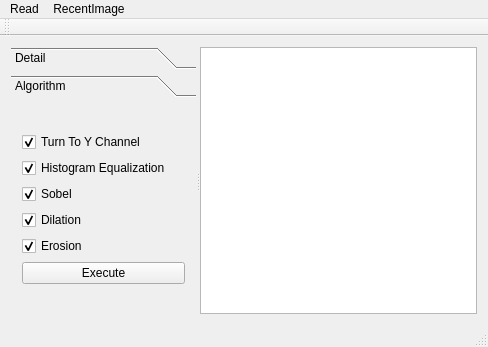
The window that mainwindow.ui (newhandfun/NTNU_PatternRecognition_LicencePlateRecognition) describes before a commit, drawn with Qt 5.
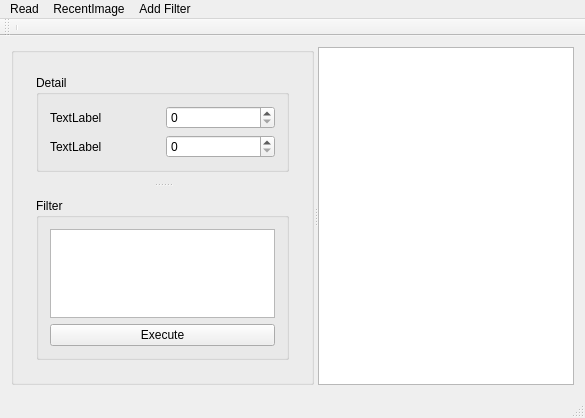
The same window after the commit. The open tabs and pages were chosen to show the change.

Commit message:
20180520newUI,filter detail
debug:
erosion/dilation's bug
.
bug:
if add new algorithm and then select it,
will cause program crash.

The edit to the form file:
```diff
--- a/mainwindow.ui
+++ b/mainwindow.ui
@@ -6,8 +6,8 @@
    <rect>
     <x>0</x>
     <y>0</y>
-    <width>488</width>
-    <height>347</height>
+    <width>585</width>
+    <height>418</height>
    </rect>
   </property>
   <property name="windowTitle">
@@ -32,88 +32,64 @@
       <property name="orientation">
        <enum>Qt::Horizontal</enum>
       </property>
-      <widget class="QToolBox" name="tbox">
-       <property name="frameShadow">
-        <enum>QFrame::Raised</enum>
-       </property>
-       <widget class="QWidget" name="tboxpage_detail">
-        <attribute name="label">
-         <string>Detail</string>
-        </attribute>
-        <widget class="QWidget" name="verticalLayoutWidget">
-         <property name="geometry">
-          <rect>
-           <x>10</x>
-           <y>0</y>
-           <width>191</width>
-           <height>221</height>
-          </rect>
-         </property>
-         <layout class="QVBoxLayout" name="vlayout_detail"/>
-        </widget>
-       </widget>
-       <widget class="QWidget" name="tboxpage_algo" native="true">
-        <property name="whatsThis">
-         <string>&lt;html&gt;&lt;head/&gt;&lt;body&gt;&lt;p&gt;1&lt;/p&gt;&lt;/body&gt;&lt;/html&gt;</string>
-        </property>
-        <attribute name="label">
-         <string>Algorithm</string>
-        </attribute>
+      <widget class="QGroupBox" name="tbox">
         <layout class="QVBoxLayout" name="verticalLayout_2">
          <item>
-          <layout class="QVBoxLayout" name="vlayout_algo">
+         <widget class="QSplitter" name="splitter_2">
+          <property name="orientation">
+           <enum>Qt::Vertical</enum>
+          </property>
+          <widget class="QWidget" name="verticalLayoutWidget">
+           <layout class="QVBoxLayout" name="vlayout_detail">
            <item>
-            <widget class="QCheckBox" name="cbox_YTrans">
-             <property name="text">
-              <string>Turn To Y Channel</string>
-             </property>
-             <property name="checked">
-              <bool>true</bool>
-             </property>
-            </widget>
-           </item>
+             <widget class="QGroupBox" name="gbox_detail">
+              <property name="title">
+               <string>Detail</string>
+              </property>
+              <layout class="QVBoxLayout" name="verticalLayout_4">
            <item>
-            <widget class="QCheckBox" name="cbox_HE">
+                <layout class="QHBoxLayout" name="horizontalLayout">
+                 <item>
+                  <widget class="QLabel" name="lbl_detail_1">
              <property name="text">
-              <string>Histogram Equalization</string>
-             </property>
-             <property name="checked">
-              <bool>true</bool>
-             </property>
+                    <string>TextLabel</string>
+                   </property>
             </widget>
            </item>
            <item>
-            <widget class="QCheckBox" name="cbox_sobel">
+                  <widget class="QSpinBox" name="sbox_detail_1"/>
+                 </item>
+                </layout>
+               </item>
+               <item>
+                <layout class="QHBoxLayout" name="horizontalLayout_2">
+                 <item>
+                  <widget class="QLabel" name="lbl_detail_2">
              <property name="text">
-              <string>Sobel</string>
-             </property>
-             <property name="checked">
-              <bool>true</bool>
-             </property>
+                    <string>TextLabel</string>
+                   </property>
             </widget>
            </item>
            <item>
-            <widget class="QCheckBox" name="cbox_dilation">
-             <property name="text">
-              <string>Dilation</string>
-             </property>
-             <property name="checked">
-              <bool>true</bool>
-             </property>
-            </widget>
-           </item>
+                  <widget class="QSpinBox" name="sbox_detail_2"/>
+                 </item>
+                </layout>
+               </item>
+              </layout>
+             </widget>
+            </item>
+           </layout>
+          </widget>
+          <widget class="QWidget" name="">
+           <layout class="QVBoxLayout" name="vlayout_filter">
            <item>
-            <widget class="QCheckBox" name="cbox_erosion">
-             <property name="text">
-              <string>Erosion</string>
-             </property>
-             <property name="checked">
-              <bool>true</bool>
-             </property>
-             <property name="tristate">
-              <bool>false</bool>
-             </property>
-            </widget>
+             <widget class="QGroupBox" name="gbox_filter">
+              <property name="title">
+               <string>Filter</string>
+              </property>
+              <layout class="QVBoxLayout" name="verticalLayout_3">
+               <item>
+                <widget class="QListWidget" name="lwidget_algorithm_stack"/>
            </item>
            <item>
             <widget class="QPushButton" name="btn_do">
@@ -123,9 +99,13 @@
             </widget>
            </item>
           </layout>
+             </widget>
          </item>
         </layout>
        </widget>
+         </widget>
+        </item>
+       </layout>
       </widget>
       <widget class="QGraphicsView" name="graphicsView">
        <property name="sizePolicy">
@@ -144,7 +124,7 @@
     <rect>
      <x>0</x>
      <y>0</y>
-     <width>488</width>
+     <width>585</width>
      <height>21</height>
     </rect>
    </property>
@@ -160,8 +140,19 @@
      <string>RecentImage</string>
     </property>
    </widget>
+   <widget class="QMenu" name="menuAdd_Filter">
+    <property name="title">
+     <string>Add Filter</string>
+    </property>
+    <addaction name="actionY_Channel"/>
+    <addaction name="actionHistogram_Equalization"/>
+    <addaction name="actionSobel"/>
+    <addaction name="actionDilation"/>
+    <addaction name="actionErosion"/>
+   </widget>
    <addaction name="menuFile"/>
    <addaction name="menuRecentImage"/>
+   <addaction name="menuAdd_Filter"/>
   </widget>
   <widget class="QToolBar" name="mainToolBar">
    <attribute name="toolBarArea">
@@ -170,6 +161,7 @@
    <attribute name="toolBarBreak">
     <bool>false</bool>
    </attribute>
+   <addaction name="separator"/>
   </widget>
   <widget class="QStatusBar" name="statusBar"/>
   <action name="action_ReadImage">
```
Left out of the diff: 25 changed lines with no effect on the pictures. Lines whose indentation alone changed are shown as unchanged. The commit also changes 7 other files.
